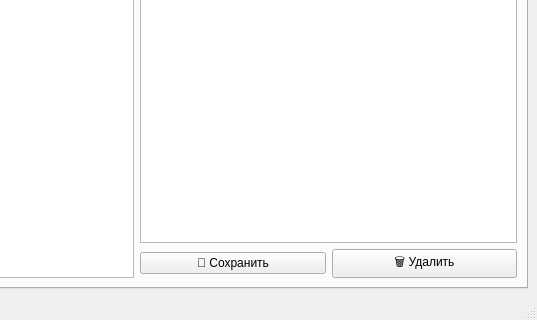
Above: ui/main_window.ui from TarAyaz/project-Qt before the change; both pictures show x 263 to 800 and y 280 to 600 of the 800 by 600 pixel window. Below: the same form after it.
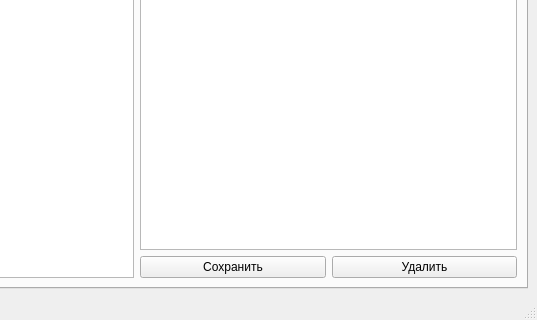
That is the form after the change. The open tabs and pages were chosen to show the change.

What changed in the file:
```diff
--- a/ui/main_window.ui
+++ b/ui/main_window.ui
@@ -142,14 +142,14 @@
             <item>
              <widget class="QPushButton" name="btnSaveNote">
               <property name="text">
-               <string>💾 Сохранить</string>
+               <string>Сохранить</string>
               </property>
              </widget>
             </item>
             <item>
              <widget class="QPushButton" name="btnDeleteNote">
               <property name="text">
-               <string>🗑️ Удалить</string>
+               <string>Удалить</string>
               </property>
              </widget>
             </item>
```
Left out of the diff: 4 changed lines with no effect on the pictures.
